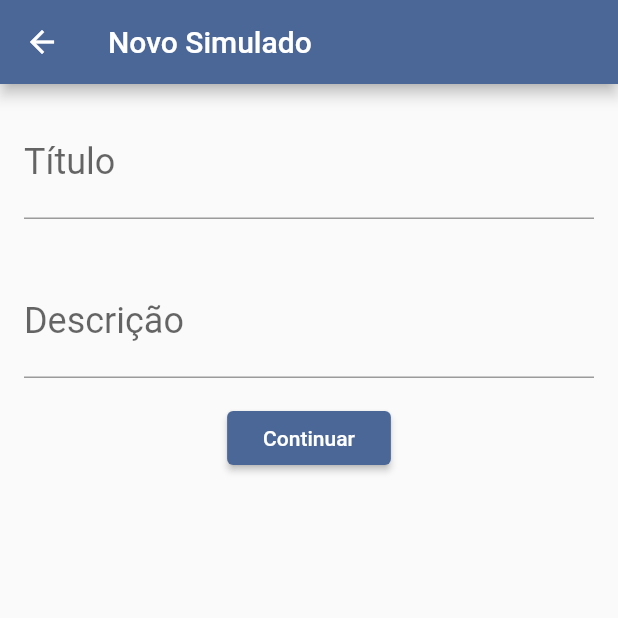
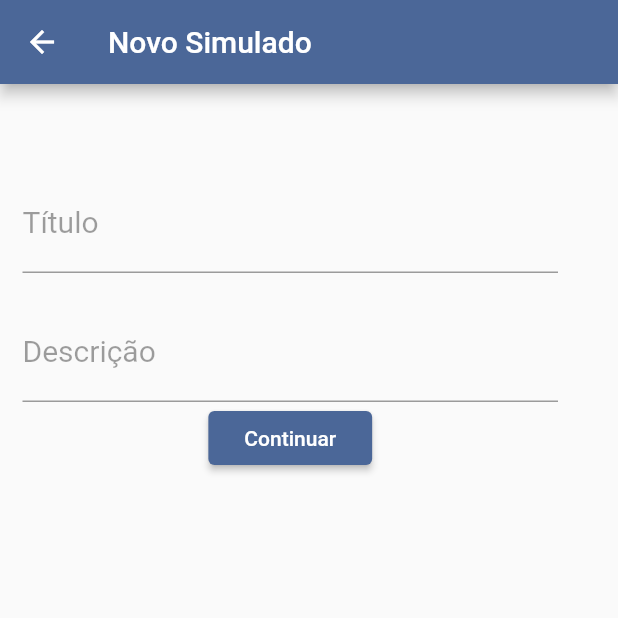
Before and after one commit to oliveirarafael/formula-bancaria-app, a Flutter app: the ListaSimulados screen opened directly, after a tap on the "add" icon, on a phone screen of 412 x 824 dp, the top half of it. Run offline on Flutter 3.47's test engine with Material 2 defaults, Android fonts, the phone set to English and light mode, and no system bars; our stand-ins replace shared_preferences; missing offline and left inert: dart:ffi, http_interceptor; accounts and stored records are empty; generated files the repository leaves out were written again; statements that could not run were skipped.

Commit message:
Inserindo o simulado

```diff
--- a/lib/models/auth.dart
+++ b/lib/models/auth.dart
@@ -3,7 +3,7 @@ import 'package:shared_preferences/shared_preferences.dart';
 class Auth {
   static var _token;
 
-  static void save(String token) async{
+  static void saveToken(String token) async{
      Auth._token = await SharedPreferences.getInstance();
      Auth._token.setString('token', token);
   }
--- a/lib/models/simulado.dart
+++ b/lib/models/simulado.dart
@@ -1,11 +1,20 @@
+
+import 'package:json_annotation/json_annotation.dart';
+part 'simulado.g.dart';
+
+@JsonSerializable()
 class Simulado {
   final String titulo;
   final String descricao;
 
   Simulado(this.titulo, this.descricao);
 
+  factory Simulado.fromJson(Map<String, dynamic> json) => _$SimuladoFromJson(json);
+  Map<String, dynamic> toJson() => _$SimuladoToJson(this);
+
   @override
   String toString() {
-    return '{ titulo: $titulo, descricao: $descricao }';
+    return '{titulo: $titulo, descricao: $descricao}';
   }
+
 }
--- a/lib/screens/simulado/formulario.dart
+++ b/lib/screens/simulado/formulario.dart
@@ -1,7 +1,10 @@
+import 'dart:convert';
+
 import 'package:flutter/material.dart';
 import 'package:formula_bancaria_app/components/editor.dart';
 import 'package:formula_bancaria_app/models/auth.dart';
 import 'package:formula_bancaria_app/models/simulado.dart';
+import 'package:formula_bancaria_app/services/api.dart';
 
 const _tituloAppBar = 'Novo Simulado';
 const _labelCampoTitulo = 'Título';
@@ -13,46 +16,122 @@ class FormularioSimulado extends StatefulWidget {
   State<StatefulWidget> createState() {
     return FormularioSimuladoState();
   }
-
 }
 
-class FormularioSimuladoState extends State<FormularioSimulado>{
-  final TextEditingController _titulo = TextEditingController();
-  final TextEditingController _descricao = TextEditingController();
+class FormularioSimuladoState extends State<FormularioSimulado> {
+  String _titulo, _descricao;
+  BuildContext _context;
+  final _simuladoFormKey = GlobalKey<FormState>();
 
   @override
   Widget build(BuildContext context) {
+    this._context = context;
     return Scaffold(
       appBar: AppBar(
         title: Text(_tituloAppBar),
       ),
       body: SingleChildScrollView(
+        padding: const EdgeInsets.only(
+          top: 60,
+          left: 15,
+          right: 40,
+        ),
+        child: Form(
+          key: this._simuladoFormKey,
           child: Column(children: <Widget>[
-          Editor(
-            controlador: _titulo,
-            label: _labelCampoTitulo,
-          ),
-          Editor(
-            controlador: _descricao,
-            label: _labelCampoDescricao,
-          ),
+            _tituloFormField(),
+            _espacamento(20),
+            _descricaoFormField(),
             RaisedButton(
               child: Text(_textoBotaoContinuar),
               onPressed: () {
-              _criaSimulado(context);
+                _criaSimulado();
               },
             ),
           ]),
         ),
+      ),
     );
   }
 
-  void _criaSimulado(BuildContext context) {
-    String titulo = _titulo.text;
-    String descricao = _descricao.text;
+  Widget _espacamento(double tamanho) {
+    return SizedBox(
+      height: tamanho,
+    );
+  }
 
-    if (titulo != null && descricao != null) {
-      Navigator.pop(context, Simulado(titulo, descricao));
+  Widget _tituloFormField() {
+    return TextFormField(
+      onSaved: (titulo) {
+        this._titulo = titulo;
+      },
+      validator: (titulo) {
+        if (titulo.isEmpty) {
+          return 'Campo Obrigatório';
+        }
+      },
+      keyboardType: TextInputType.emailAddress,
+      decoration: InputDecoration(
+          labelText: "Título",
+          labelStyle: TextStyle(
+            fontSize: 20,
+            fontWeight: FontWeight.w400,
+            color: Colors.black38,
+          )),
+      style: TextStyle(
+        fontSize: 20,
+      ),
+    );
+  }
+
+  Widget _descricaoFormField() {
+    return TextFormField(
+      onSaved: (descricao) {
+        this._descricao = descricao;
+      },
+      validator: (descricao) {
+        if (descricao.isEmpty) {
+          return 'Campo Obrigatório';
+        }
+      },
+      keyboardType: TextInputType.emailAddress,
+      decoration: InputDecoration(
+          labelText: "Descrição",
+          labelStyle: TextStyle(
+            fontSize: 20,
+            fontWeight: FontWeight.w400,
+            color: Colors.black38,
+          )),
+      style: TextStyle(
+        fontSize: 20,
+      ),
+    );
+  }
+
+  void _criaSimulado() {
+    var currentState = this._simuladoFormKey.currentState;
+
+    if(currentState.validate()) {
+      currentState.save();
+
+      post(
+        resource: 'simulados',
+        body: jsonEncode(
+          Simulado(
+            this._titulo,
+            this._descricao,
+          ),
+        ),
+      ).then((response) {
+         if(response.statusCode == STATUS_CREATED){
+           Navigator.pop(this._context, Simulado(
+            this._titulo,
+            this._descricao,
+          ));
+         }
+      },).catchError((erro) {
+          debugPrint('Erro: $erro');
+      });
     }
   }
 }
--- a/lib/screens/simulado/lista.dart
+++ b/lib/screens/simulado/lista.dart
@@ -1,32 +1,54 @@
+import 'dart:convert';
+
 import 'package:flutter/material.dart';
 import 'package:formula_bancaria_app/models/simulado.dart';
 import 'package:formula_bancaria_app/screens/simulado/formulario.dart';
+import 'package:formula_bancaria_app/services/api.dart';
 
 class ListaSimulados extends StatefulWidget {
-  final List<Simulado> _simulados = List();
-
   @override
   State<StatefulWidget> createState() {
     // TODO: implement createState
-    return ListaSimuladoState();
+    return _ListaSimuladoState();
   }
 }
 
-class ListaSimuladoState extends State<ListaSimulados> {
+class _ListaSimuladoState extends State<ListaSimulados> {
   BuildContext _context;
+  Future<List<Simulado>> _futureSimulados;
+
+  @override
+  void initState() {
+    this._futureSimulados = _carregaSimulados();
+    super.initState();
+  }
 
   @override
   Widget build(BuildContext context) {
     this._context = context;
-
     return Scaffold(
       appBar: AppBar(
         title: Text('Simulados'),
       ),
-      body: ListView.builder(
-        itemCount: widget._simulados.length,
-        itemBuilder: (context, posicao) {
-          return ItemSimulado(widget._simulados[posicao]);
+      body: FutureBuilder(
+        future: this._futureSimulados,
+        builder: (context, snapshot) {
+          switch (snapshot.connectionState) {
+            case ConnectionState.none:
+            case ConnectionState.waiting:
+              return Center(
+                child: CircularProgressIndicator(),
+              );
+            case ConnectionState.done:
+            default:
+              if (snapshot.hasData) {
+                return _simuladosList(snapshot.data);
+              } else {
+                return Center(
+                  child: CircularProgressIndicator(),
+                );
+              }
+          }
         },
       ),
       floatingActionButton: FloatingActionButton(
@@ -36,30 +58,46 @@ class ListaSimuladoState extends State<ListaSimulados> {
     );
   }
 
+  Widget _simuladosList(List<Simulado> simulados) {
+    return ListView.builder(
+      itemCount: simulados.length,
+      itemBuilder: (context, posicao) {
+        return _ItemSimulado(simulados[posicao]);
+      },
+    );
+  }
+
   Function _formulario() {
     Navigator.push(
       this._context,
       MaterialPageRoute(builder: (context) {
         return FormularioSimulado();
       }),
-    ).then(
-      (simulado) => _atualiza(simulado),
-    );
+    ).then((simulado) {
+    });
   }
 
-  void _atualiza(simulado) {
-    if (simulado != null) {
-      setState(() {
-        widget._simulados.add(simulado);
-      });
-    }
+  Future<List<Simulado>> _carregaSimulados() async {
+    List<Simulado> simulados = [];
+    get('simulados').then((response) {
+      if (response.statusCode == STATUS_OK) {
+        List content = jsonDecode(response.body)['content'];
+        content.forEach((mapSimulado) {
+          simulados.add(Simulado(mapSimulado['titulo'], mapSimulado['descricao']));
+        });
+      }
+    }).catchError((erro) {
+      debugPrint('$erro');
+    });
+
+    return await Future.value(simulados);
   }
 }
 
-class ItemSimulado extends StatelessWidget {
+class _ItemSimulado extends StatelessWidget {
   final Simulado _simulado;
 
-  ItemSimulado(this._simulado);
+  _ItemSimulado(this._simulado);
 
   @override
   Widget build(BuildContext context) {
```
Also changed, not shown: lib/interceptors/auth_interceptor.dart (+13 -12 lines), lib/screens/usuario/formulario_login.dart (+10 -5 lines), lib/services/api.dart (+20 -6 lines), lib/models/simulado.g.dart (added). Lines whose indentation alone changed are shown as unchanged.
